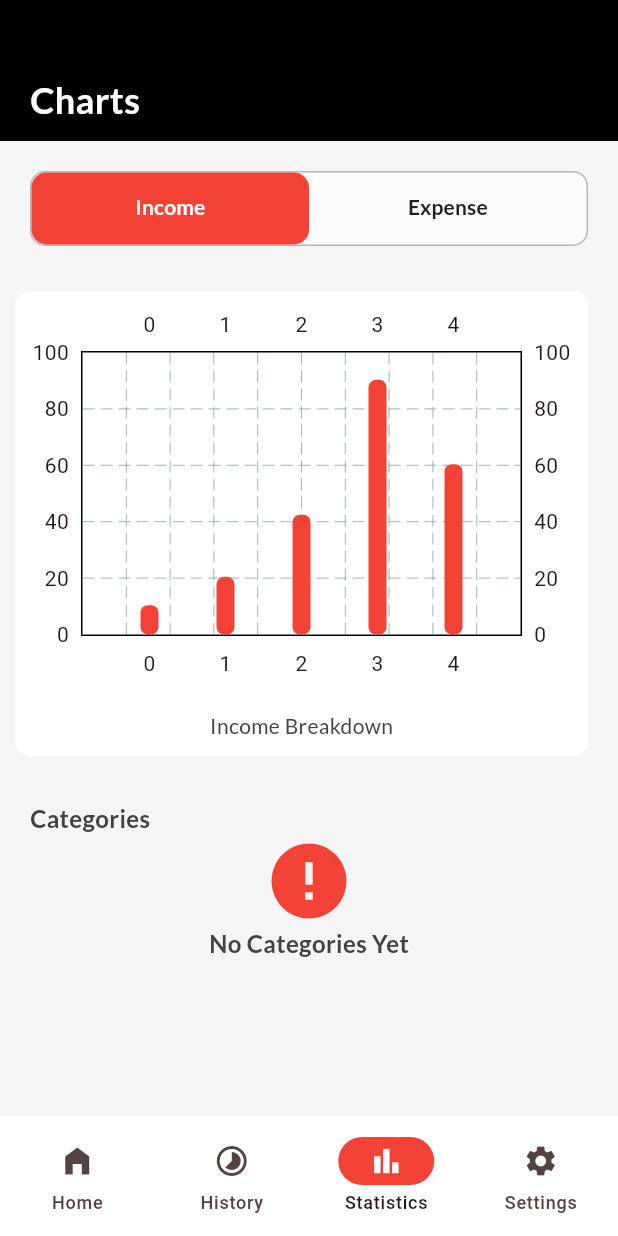
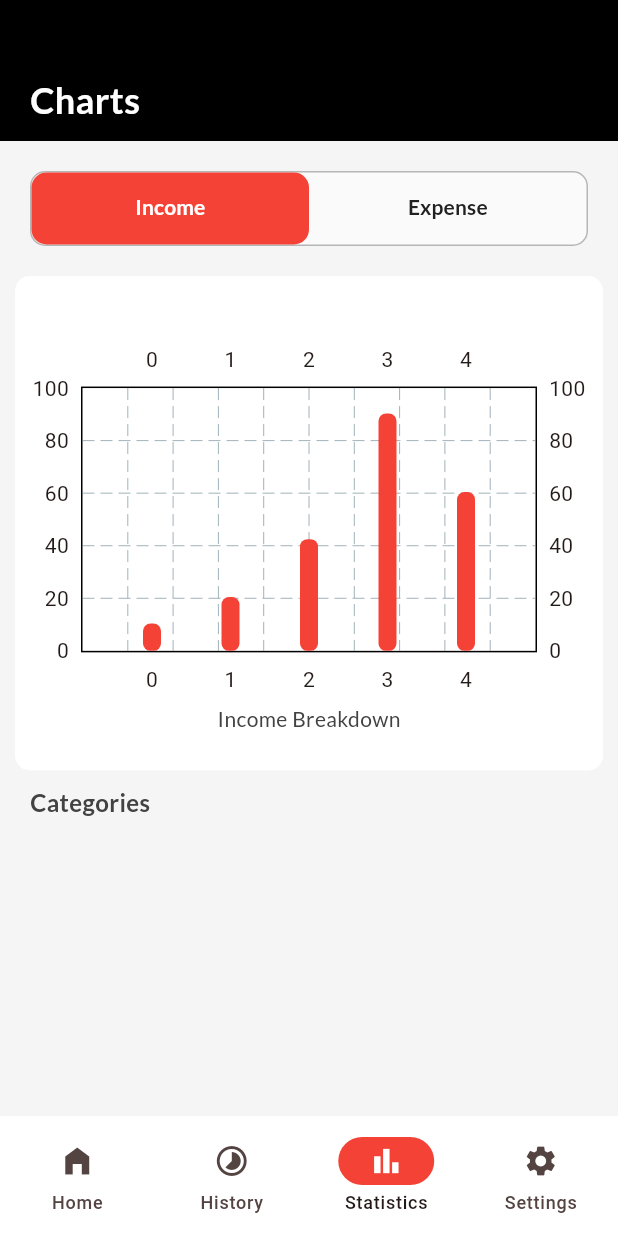
Before and after one commit to AminTahseen/expense_tracker_2024, a Flutter app: the screen it shows after launch, item 3 of the bottom bar chosen, on a phone screen of 412 x 824 dp. Run offline on Flutter 3.47's test engine with Material 3 defaults, Android fonts, the phone set to English and light mode, and no system bars; drawn by our look-alikes of fl_chart, flutter_zoom_drawer; our stand-ins replace google_fonts, hive, hive_flutter; accounts and stored records are empty.

Commit message:
chart section in progress, ui changes

```diff
--- a/lib/main.dart
+++ b/lib/main.dart
@@ -5,6 +5,7 @@ import 'package:expense_tracker_2024/model/transaction_model.dart';
 import 'package:expense_tracker_2024/view/screens/splash.dart';
 import 'package:expense_tracker_2024/viewModel/accounts_view_model.dart';
 import 'package:expense_tracker_2024/viewModel/category_view_model.dart';
+import 'package:expense_tracker_2024/viewModel/charts_view_model.dart';
 import 'package:expense_tracker_2024/viewModel/transaction_view_model.dart';
 import 'package:flutter/material.dart';
 import 'package:hive_flutter/adapters.dart';
@@ -40,6 +41,7 @@ class MyApp extends StatelessWidget {
         ChangeNotifierProvider(create: (_) => TransactionViewModel()),
         ChangeNotifierProvider(create: (_) => AccountsViewModel()),
         ChangeNotifierProvider(create: (_) => CategoryViewModel()),
+        ChangeNotifierProvider(create: (_) => ChartsViewModel()),
       ],
       child: MaterialApp(
         title: 'Flutter Demo',
--- a/lib/view/screens/charts.dart
+++ b/lib/view/screens/charts.dart
@@ -1,11 +1,18 @@
 import 'package:expense_tracker_2024/constants/colors.dart';
+import 'package:expense_tracker_2024/helpers/helpers.dart';
 import 'package:expense_tracker_2024/model/UIObjects/bar_data.dart';
+import 'package:expense_tracker_2024/model/category_model.dart';
 import 'package:expense_tracker_2024/view/widgets/no_data_available.dart';
 import 'package:expense_tracker_2024/view/widgets/spacing.dart';
 import 'package:expense_tracker_2024/view/widgets/tab_item.dart';
+import 'package:expense_tracker_2024/viewModel/category_view_model.dart';
+import 'package:expense_tracker_2024/viewModel/charts_view_model.dart';
 import 'package:fl_chart/fl_chart.dart';
 import 'package:flutter/material.dart';
+import 'package:flutter/widgets.dart';
 import 'package:google_fonts/google_fonts.dart';
+import 'package:hive_flutter/adapters.dart';
+import 'package:provider/provider.dart';
 
 class ChartsScreen extends StatefulWidget {
   const ChartsScreen({super.key});
@@ -27,6 +34,7 @@ class _ChartsScreenState extends State<ChartsScreen>
 
   @override
   Widget build(BuildContext context) {
+    final ChartsViewModel chartsViewModel = context.watch<ChartsViewModel>();
     return Scaffold(
       backgroundColor: APP_BG_WHITE,
       body: Column(
@@ -80,12 +88,14 @@ class _ChartsScreenState extends State<ChartsScreen>
           Expanded(
             child: TabBarView(
               controller: _tabController,
-              children: const [
+              children: [
+                ChartSection(
+                  chartType: 1,
+                  viewModel: chartsViewModel,
+                ),
                 ChartSection(
                   chartType: 0,
-                ),
-                ChartSection(
-                  chartType: 1,
+                  viewModel: chartsViewModel,
                 ),
               ],
             ),
@@ -98,7 +108,9 @@ class _ChartsScreenState extends State<ChartsScreen>
 
 class ChartSection extends StatelessWidget {
   final int chartType;
-  const ChartSection({super.key, required this.chartType});
+  final ChartsViewModel viewModel;
+  const ChartSection(
+      {super.key, required this.chartType, required this.viewModel});
 
   @override
   Widget build(BuildContext context) {
@@ -113,21 +125,29 @@ class ChartSection extends StatelessWidget {
               borderRadius: BorderRadius.circular(10.0),
             ),
             width: MediaQuery.of(context).size.width,
-            margin:
-                const EdgeInsets.only(left: 10, right: 20, top: 10, bottom: 20),
-            padding: const EdgeInsets.only(top: 10.0, bottom: 10.0),
-            height: 310,
+            margin: const EdgeInsets.only(
+              left: 10,
+              right: 10,
+            ),
+            padding: const EdgeInsets.only(
+              top: 10.0,
+            ),
+            height: MediaQuery.of(context).size.height * 0.4,
             child: Column(
+              mainAxisAlignment: MainAxisAlignment.center,
+              crossAxisAlignment: CrossAxisAlignment.center,
               children: [
-                const SizedBox(
-                  height: 250,
-                  child: BarChartIncomeExpense(
+                Container(
+                  padding: const EdgeInsets.only(top: 10),
+                  margin: const EdgeInsets.only(bottom: 5),
+                  height: MediaQuery.of(context).size.height * 0.3,
+                  width: MediaQuery.of(context).size.width,
+                  child: const BarChartIncomeExpense(
                     summary: [10.40, 20.50, 42.50, 90.30, 60.40],
                   ),
                 ),
-                const AddSpacing(),
                 Text(
-                  chartType == 0 ? "Income Breakdown" : "Expense Breakdown",
+                  chartType == 1 ? "Income Breakdown" : "Expense Breakdown",
                   style: GoogleFonts.lato(
                     color: TEXT_GREY_DARK,
                   ),
@@ -146,8 +166,73 @@ class ChartSection extends StatelessWidget {
               ),
             ),
           ),
-          const NoDataAvailable(message: "No Categories Yet")
+          ValueListenableBuilder<Box<CategoryModel>>(
+            valueListenable: viewModel.getCategories().listenable(),
+            builder: (context, box, _) {
+              var data = box.values.toList().cast<CategoryModel>();
+              var data2 = data
+                  .where((element) => element.categoryType == chartType)
+                  .toList()
+                  .cast<CategoryModel>();
+              return GenerateCategoriesList(
+                list: data2,
+              );
+            },
+          )
         ],
+      ),
+    );
+  }
+}
+
+class GenerateCategoriesList extends StatelessWidget {
+  final List<CategoryModel> list;
+  const GenerateCategoriesList({super.key, required this.list});
+
+  @override
+  Widget build(BuildContext context) {
+    return Padding(
+      padding: const EdgeInsets.only(right: 20.0, left: 20.0, top: 10.0),
+      child: ConstrainedBox(
+        constraints: BoxConstraints(
+          minHeight: 35.0,
+          maxHeight: MediaQuery.of(context).size.height * 0.3,
+        ),
+        child: Scrollbar(
+          trackVisibility: true,
+          child: ListView.separated(
+            shrinkWrap: true,
+            separatorBuilder: (context, index) =>
+                const Divider(height: 1, color: Colors.black12),
+            padding: const EdgeInsets.all(0.0),
+            // Let the ListView know how many items it needs to build.
+            itemCount: list.length,
+            itemBuilder: (context, index) {
+              return Padding(
+                padding: const EdgeInsets.only(bottom: 20.0, top: 10),
+                child: Row(
+                  mainAxisAlignment: MainAxisAlignment.spaceBetween,
+                  children: [
+                    Text(
+                      list[index].categoryName,
+                      style: GoogleFonts.lato(
+                        fontSize: 14,
+                        fontWeight: FontWeight.bold,
+                        color: MAIN_APP_COLOR_DARK,
+                      ),
+                    ),
+                    Text(
+                      "PKR 0.00",
+                      style: GoogleFonts.lato(
+                        color: MAIN_APP_COLOR,
+                      ),
+                    )
+                  ],
+                ),
+              );
+            },
+          ),
+        ),
       ),
     );
   }
--- a/lib/view/widgets/history_section.dart
+++ b/lib/view/widgets/history_section.dart
@@ -32,9 +32,9 @@ class HistorySection extends StatelessWidget {
         ),
         data.isNotEmpty
             ? ConstrainedBox(
-                constraints: const BoxConstraints(
+                constraints: BoxConstraints(
                   minHeight: 35.0,
-                  maxHeight: 200.0,
+                  maxHeight: MediaQuery.of(context).size.height * 0.3,
                 ),
                 child: Scrollbar(
                   trackVisibility: true,
--- a/lib/view/widgets/recent_transactions.dart
+++ b/lib/view/widgets/recent_transactions.dart
@@ -30,9 +30,9 @@ class RecentTransactions extends StatelessWidget {
             ),
           ),
           ConstrainedBox(
-            constraints: const BoxConstraints(
+            constraints: BoxConstraints(
               minHeight: 35.0,
-              maxHeight: 180.0,
+              maxHeight: MediaQuery.of(context).size.height * 0.26,
             ),
             child: Scrollbar(
               trackVisibility: true,
--- /dev/null
+++ b/lib/viewModel/charts_view_model.dart
@@ -0,0 +1,12 @@
+import 'package:expense_tracker_2024/model/category_model.dart';
+import 'package:expense_tracker_2024/repositoryImpl/local/category_repo_impl.dart';
+import 'package:flutter/material.dart';
+import 'package:hive_flutter/adapters.dart';
+
+class ChartsViewModel extends ChangeNotifier {
+  final categoryRepo = CategoryRepoImpl();
+
+  Box<CategoryModel> getCategories() {
+    return categoryRepo.getData();
+  }
+}
```
